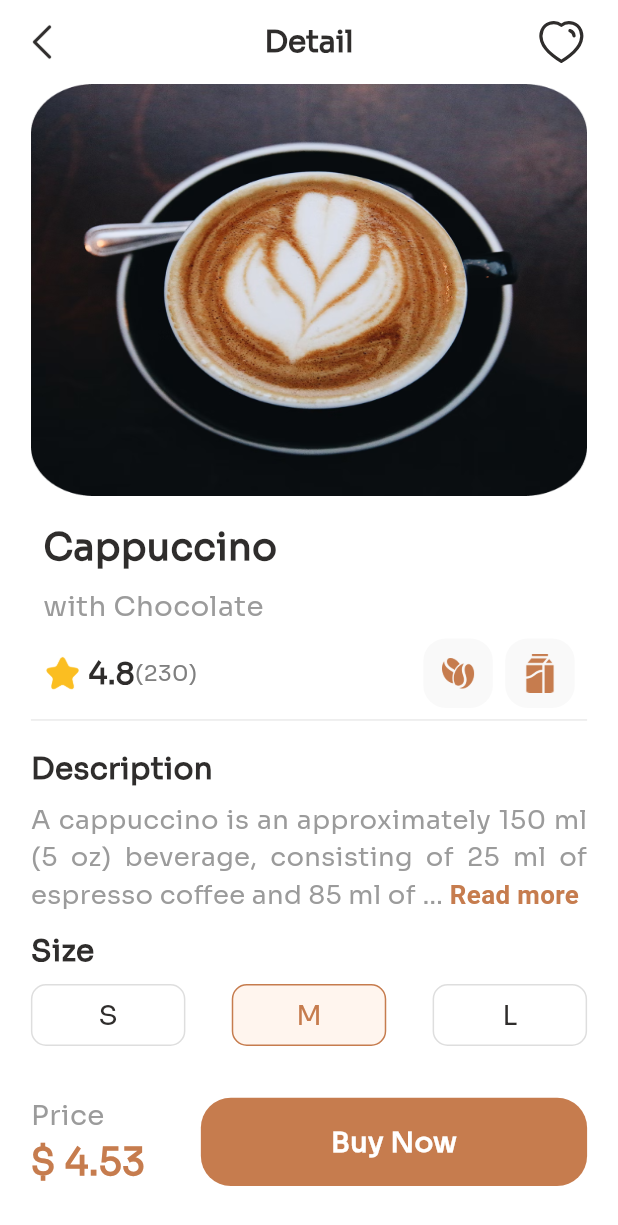
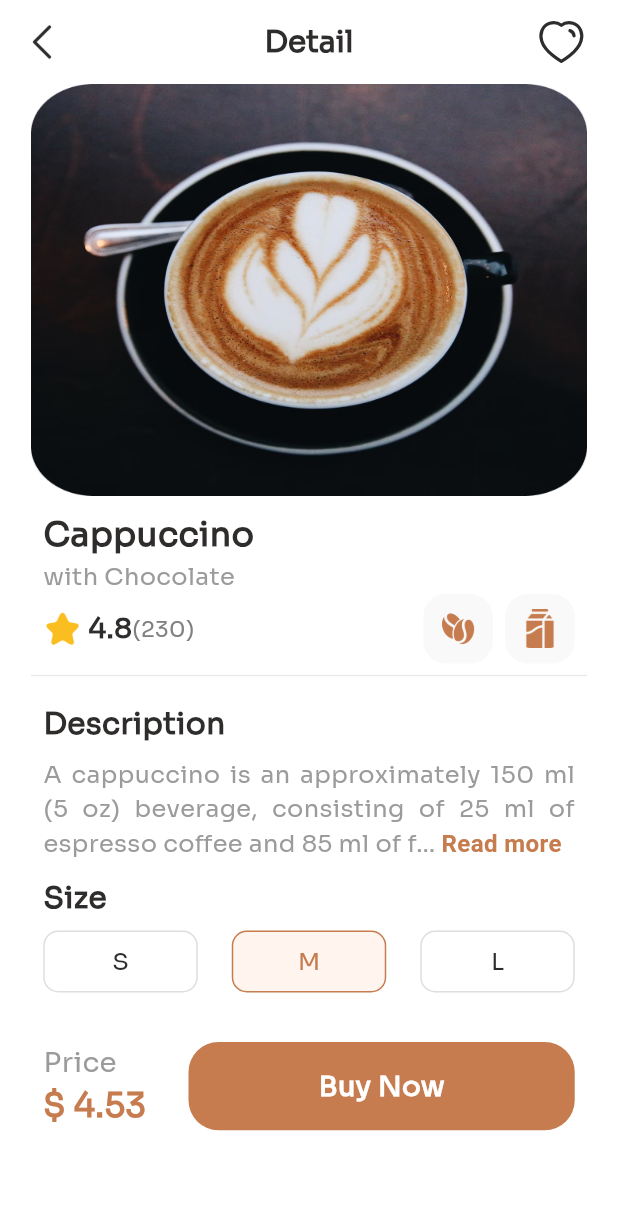
Before and after one commit to MrSaim777/coffee_shop, a Flutter app: the screen it shows after launch, after a tap on "4.8", on a phone screen of 412 x 824 dp. Shown: the top 1225 px of the screen. Run offline on Flutter 3.47's test engine with Material 3 defaults, Android fonts, the phone set to English and light mode, and no system bars; drawn by our look-alikes of readmore; our stand-ins replace flutter_svg, get.

Commit message:
Detail screen size fixes

```diff
--- a/lib/features/coffee_detail/screen/detail_screen.dart
+++ b/lib/features/coffee_detail/screen/detail_screen.dart
@@ -28,6 +28,7 @@ class CoffeeDetailScreen extends StatelessWidget {
             crossAxisAlignment: CrossAxisAlignment.start,
             children: [
               buildImage(context),
+              SizedBox(height: context.height / 80),
               buildTitle(context, homeController),
               const Divider(color: AppColors.dividerColor),
               SizedBox(height: context.height / 80),
@@ -35,7 +36,19 @@ class CoffeeDetailScreen extends StatelessWidget {
               SizedBox(height: context.height / 80),
               buildSize(context, detailController),
               SizedBox(height: context.height / 25),
-              Row(
+              buildPrice(context),
+              SizedBox(height: context.height / 25),
+            ],
+          ),
+        ),
+      ),
+    );
+  }
+
+  Padding buildPrice(BuildContext context) {
+    return Padding(
+      padding: EdgeInsets.symmetric(horizontal: context.width / 50),
+      child: Row(
         mainAxisAlignment: MainAxisAlignment.spaceBetween,
         children: [
           Column(
@@ -44,13 +57,12 @@ class CoffeeDetailScreen extends StatelessWidget {
               Text(
                 "Price",
                 style: appTextStyle(
-                            textColor: AppColors.coffeeFlavorColor,
-                            fontSize: 0.03),
+                    textColor: AppColors.coffeeFlavorColor, fontSize: 0.03),
               ),
               Text(
                 '\$ ${coffee.price}',
                 style: appTextStyle(
-                            fontSize: 0.04,
+                    fontSize: 0.036,
                     fontWeight: FontWeight.bold,
                     textColor: AppColors.buttonColor),
               )
@@ -75,16 +87,14 @@ class CoffeeDetailScreen extends StatelessWidget {
             ),
           )
         ],
-              )
-            ],
-          ),
-        ),
       ),
     );
   }
 
-  Column buildSize(BuildContext context, DetailController detailController) {
-    return Column(
+  Padding buildSize(BuildContext context, DetailController detailController) {
+    return Padding(
+      padding: EdgeInsets.symmetric(horizontal: context.width / 50),
+      child: Column(
         crossAxisAlignment: CrossAxisAlignment.start,
         children: [
           Text(
@@ -124,11 +134,14 @@ class CoffeeDetailScreen extends StatelessWidget {
             ),
           )
         ],
+      ),
     );
   }
 
-  Column buildDescription(BuildContext context) {
-    return Column(
+  Padding buildDescription(BuildContext context) {
+    return Padding(
+      padding: EdgeInsets.symmetric(horizontal: context.width / 50),
+      child: Column(
         crossAxisAlignment: CrossAxisAlignment.start,
         children: [
           Text(
@@ -149,18 +162,19 @@ class CoffeeDetailScreen extends StatelessWidget {
             textAlign: TextAlign.justify,
             style: appTextStyle(
               textColor: AppColors.coffeeFlavorColor,
-            fontSize: 0.028,
+              fontSize: 0.026,
             ),
             lessStyle: appTextStyle(
                 textColor: AppColors.buttonColor,
-              fontSize: 0.028,
+                fontSize: 0.026,
                 fontWeight: FontWeight.bold),
             moreStyle: appTextStyle(
                 textColor: AppColors.buttonColor,
-              fontSize: 0.028,
+                fontSize: 0.026,
                 fontWeight: FontWeight.bold),
           ),
         ],
+      ),
     );
   }
 
@@ -171,21 +185,18 @@ class CoffeeDetailScreen extends StatelessWidget {
         child: Column(
           crossAxisAlignment: CrossAxisAlignment.start,
           children: [
-            SizedBox(height: context.height / 50),
             Text(
               coffee.name,
               style: appTextStyle(
-                  fontSize: 0.04,
+                  fontSize: 0.036,
                   fontWeight: FontWeight.bold,
                   textColor: AppColors.blackColor),
             ),
-            SizedBox(height: context.height / 100),
             Text(
               'with ${homeController.flavor(coffee.flavor)}',
               style: appTextStyle(
-                  textColor: AppColors.coffeeFlavorColor, fontSize: 0.03),
+                  textColor: AppColors.coffeeFlavorColor, fontSize: 0.026),
             ),
-            SizedBox(height: context.height / 100),
             Row(
               mainAxisAlignment: MainAxisAlignment.spaceBetween,
               children: [
@@ -196,7 +207,7 @@ class CoffeeDetailScreen extends StatelessWidget {
                     Text(
                       coffee.rating.toString(),
                       style: appTextStyle(
-                          fontSize: 0.032,
+                          fontSize: 0.03,
                           fontWeight: FontWeight.bold,
                           textColor: AppColors.blackColor),
                     ),
@@ -237,15 +248,12 @@ class CoffeeDetailScreen extends StatelessWidget {
     );
   }
 
-  Hero buildImage(BuildContext context) {
-    return Hero(
-      tag: 'image',
-      child: Image.asset(
+  Image buildImage(BuildContext context) {
+    return Image.asset(
       coffee.image,
       height: context.height / 3,
       width: double.infinity,
       fit: BoxFit.fill,
-      ),
     );
   }
 
@@ -303,7 +311,7 @@ class SizeContainer extends StatelessWidget {
         child: Center(
             child: Text(title,
                 style: appTextStyle(
-                    fontSize: 0.03,
+                    fontSize: 0.026,
                     textColor: isSelected
                         ? AppColors.buttonColor
                         : AppColors.blackColor))),
--- a/lib/features/coffee_home/screen/home_screen.dart
+++ b/lib/features/coffee_home/screen/home_screen.dart
@@ -58,12 +58,9 @@ class HomeScreen extends StatelessWidget {
                     SizedBox(
                         height: context.height / 6,
                         width: double.infinity,
-                        child: Hero(
-                          tag: 'image',
-                          child: Image.asset(
-                            list.image,
-                            fit: BoxFit.fill,
-                          ),
+                        child: Image.asset(
+                          list.image,
+                          fit: BoxFit.fill,
                         )),
                     Positioned(
                       left: context.width / 50,
```
Lines whose indentation alone changed are shown as unchanged.
